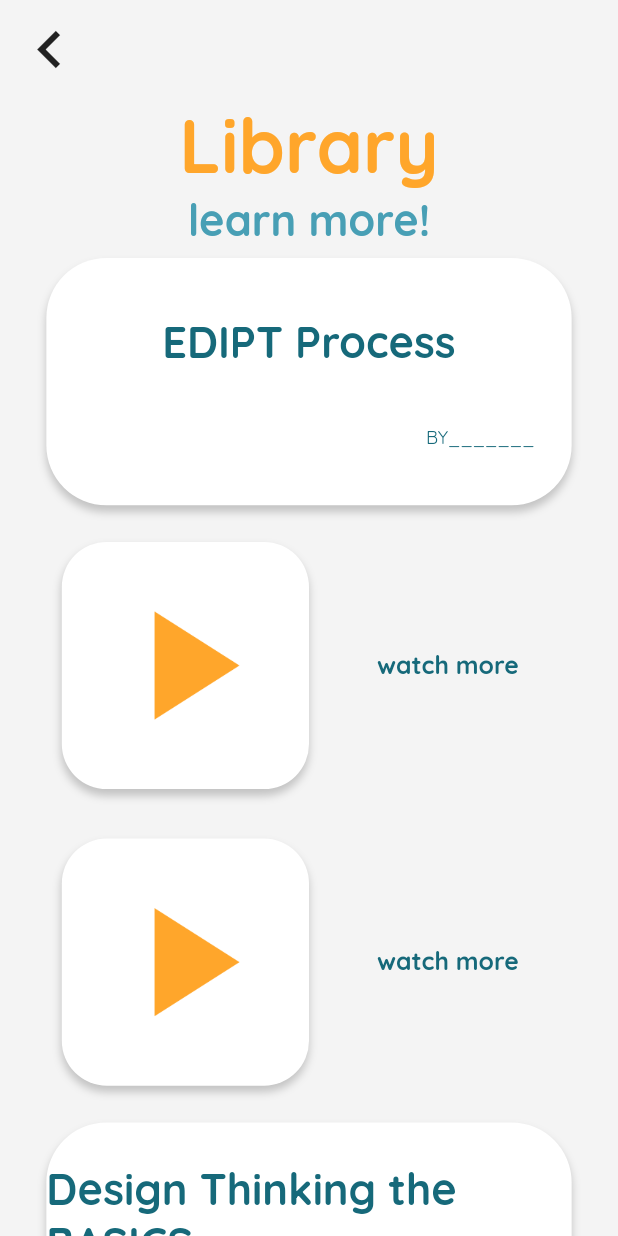
After one commit to ShubhKanodia/LNF-APP, a Flutter app: the Library screen opened directly, on a phone screen of 412 x 824 dp. The commit adds this screen. Run offline on Flutter 3.47's test engine with Material 2 defaults, Android fonts, the phone set to English and light mode, and no system bars; drawn by our look-alikes of overlay_support; our stand-ins replace carousel_slider, cloud_firestore, dots_indicator, firebase_auth, firebase_core, firebase_crashlytics and 3 more; accounts and stored records are empty.

Commit message:
library page done

```diff
--- /dev/null
+++ b/lib/commonPages/library.dart
@@ -0,0 +1,192 @@
+import 'dart:ui';
+
+import 'package:flutter/cupertino.dart';
+import 'package:flutter/material.dart';
+import 'package:flutter_svg/flutter_svg.dart';
+import 'package:google_fonts/google_fonts.dart';
+import 'package:learnnfun/commonPages/taskIntro.dart';
+import 'package:learnnfun/widgets.dart';
+
+class Library extends StatefulWidget {
+  @override
+  _Library createState() => _Library();
+}
+
+class _Library extends State<Library> {
+  @override
+  Widget build(BuildContext context) {
+    var height = MediaQuery.of(context).size.height;
+    var width = MediaQuery.of(context).size.width;
+
+    return Scaffold(
+        backgroundColor: Color(0xfff4f4f4),
+        body: SafeArea(
+          child: Center(
+            child: Column(
+              children: [
+                backButton(context),
+                Text(
+                  "Library",
+                  style: GoogleFonts.quicksand(
+                      textStyle: TextStyle(
+                          color: const Color(0xffffa62b),
+                          fontWeight: FontWeight.w700,
+                          fontStyle: FontStyle.normal,
+                          fontSize: height * 0.06)),
+                ),
+                Text("learn more!",
+                    style: GoogleFonts.quicksand(
+                      color: Color(0xff489fb5),
+                      fontSize: height * 0.035,
+                      fontWeight: FontWeight.bold,
+                    )),
+                Expanded(
+                  child: ListView.builder(
+                    physics: AlwaysScrollableScrollPhysics(),
+                    shrinkWrap: true,
+                    itemCount: topicList.length,
+                    itemBuilder: (BuildContext context, int index) {
+                      Topic topic =topicList[index];
+                      return Column(
+                        mainAxisAlignment: MainAxisAlignment.center,
+                        crossAxisAlignment: CrossAxisAlignment.center,
+                        children: [
+                          Padding(
+                            padding: const EdgeInsets.all(8.0),
+                            child: Container(
+                                width: width*0.85,
+                                height: height*0.2,
+                                child: Column(
+                                  //mainAxisAlignment: MainAxisAlignment.center,
+                                  crossAxisAlignment: CrossAxisAlignment.center,
+                                  mainAxisAlignment: MainAxisAlignment.spaceEvenly,
+                                  children: [
+                                    Text(topic.title,
+                                            style: GoogleFonts.quicksand(
+                                            color: Color(0xff16697a),
+                                            fontSize: height * 0.035,
+                                            fontWeight: FontWeight.bold)),
+                                    Padding(
+                                      padding: EdgeInsets.only(right: width*0.06),
+                                      child: Align(
+                                        alignment: Alignment.centerRight,
+                                        child: Text("BY" + topic.by,
+                                            textAlign: TextAlign.left,
+                                            style: GoogleFonts.quicksand(
+                                                color: Color(0xff16697a),
+                                                fontSize: height * 0.015,)),
+                                      ),
+                                    ),
+                                  ],
+                                ),
+                                decoration: BoxDecoration(
+                                    borderRadius: BorderRadius.all(
+                                        Radius.circular(40)
+                                    ),
+                                    boxShadow: [BoxShadow(
+                                        color: const Color(0x33000000),
+                                        offset: Offset(0,4),
+                                        blurRadius: 4,
+                                        spreadRadius: 0
+                                    )] ,
+                                    color: const Color(0xffffffff)
+                                )
+                            ),
+
+                          ),
+                            ListView.builder(
+                              physics: AlwaysScrollableScrollPhysics(),
+                              shrinkWrap: true,
+                              itemCount: topic.vids,
+                              itemBuilder: (BuildContext context, int index) {
+                                return Column(
+                                  mainAxisAlignment: MainAxisAlignment.center,
+                                  crossAxisAlignment: CrossAxisAlignment.center,
+                                  children: [
+                                    Row(
+                                      //mainAxisAlignment: MainAxisAlignment.spaceEvenly,
+                                      children: [
+                                        Padding(
+                                          padding: EdgeInsets.only(left: width*0.1,bottom: height*0.02, top: height*0.02,right: width*0.11,),
+                                          child: Container(
+                                            height: height * 0.2,
+                                            width: width * 0.4,
+                                            decoration: BoxDecoration(
+                                                      borderRadius: BorderRadius.all(
+                                                      Radius.circular(30)
+                                                      ),
+                                                      boxShadow: [BoxShadow(
+                                                      color: const Color(0x33000000),
+                                                      offset: Offset(0,4),
+                                                      blurRadius: 4,
+                                                      spreadRadius: 0
+                                                      )] ,
+                                                      color: const Color(0xffffffff)
+                                                      ),
+
+                                              child: Padding(
+                                                padding: EdgeInsets.only(
+                                                    left: width * 0.05, right: width * 0.05),
+                                                child: Image.asset("assets/play.png"),
+                                              ),
+
+                                          ),
+                                        ),
+                                        Text("watch more",
+                                            //textAlign: TextAlign.center,
+                                            style: GoogleFonts.quicksand(
+                                                color: Color(0xff16697a),
+                                                fontSize: height * 0.02,
+                                                fontWeight: FontWeight.bold)),
+                                      ],
+                                    ),
+                                  ],
+                                );
+                              },
+                            ),
+                        ],
+                      );
+                    },
+                  ),
+                )
+              ],
+            ),
+          ),
+        ));
+  }
+}
+
+class Topic {
+  final String title;
+  final int vids;
+  final String by;
+
+  Topic(
+      {@required this.title,
+        @required this.vids,
+        @required this.by,
+       });
+}
+
+final topicList = [
+  Topic(
+    title: "EDIPT Process",
+    vids: 2,
+    by: "_______",
+  ),
+  Topic(
+    title: "Design Thinking the BASICS",
+    vids: 3,
+      by: "_______",
+  ),
+  Topic(
+    title: "Jessica",
+    vids: 2,
+    by: "_______",
+  ),
+  Topic(
+    title: "Jessica",
+    vids: 3,
+    by: "_______",
+  ),
+];
--- a/lib/main.dart
+++ b/lib/main.dart
@@ -9,6 +9,7 @@ import 'package:learnnfun/overallPages/registerInfo.dart';
 import 'package:overlay_support/overlay_support.dart';
 
 import 'auth.dart';
+import 'commonPages/library.dart';
 
 void main() {
   runApp(MyApp());
@@ -65,7 +66,7 @@ class MyApp extends StatelessWidget {
                         accentColor: const Color(0xffffa62b),
                       ),
                       home:
-                          Levels())); //TODO: Change this to whatever you want while testing, but change to ThemeIntro() before pushing
+                      Levels())); //TODO: Change this to whatever you want while testing, but change to ThemeIntro() before pushing
 
               //TaskCompleted(rewards: 10, task: true, trophies: 10)));
             }
```
Also changed, not shown: assets/play.png (added).
